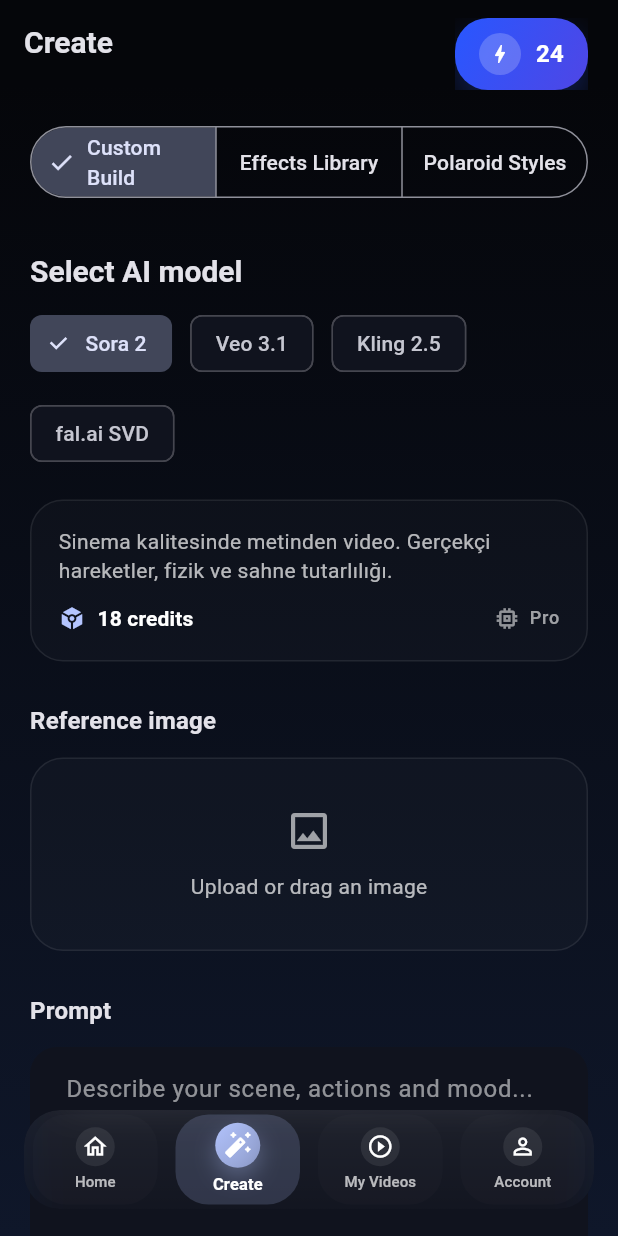
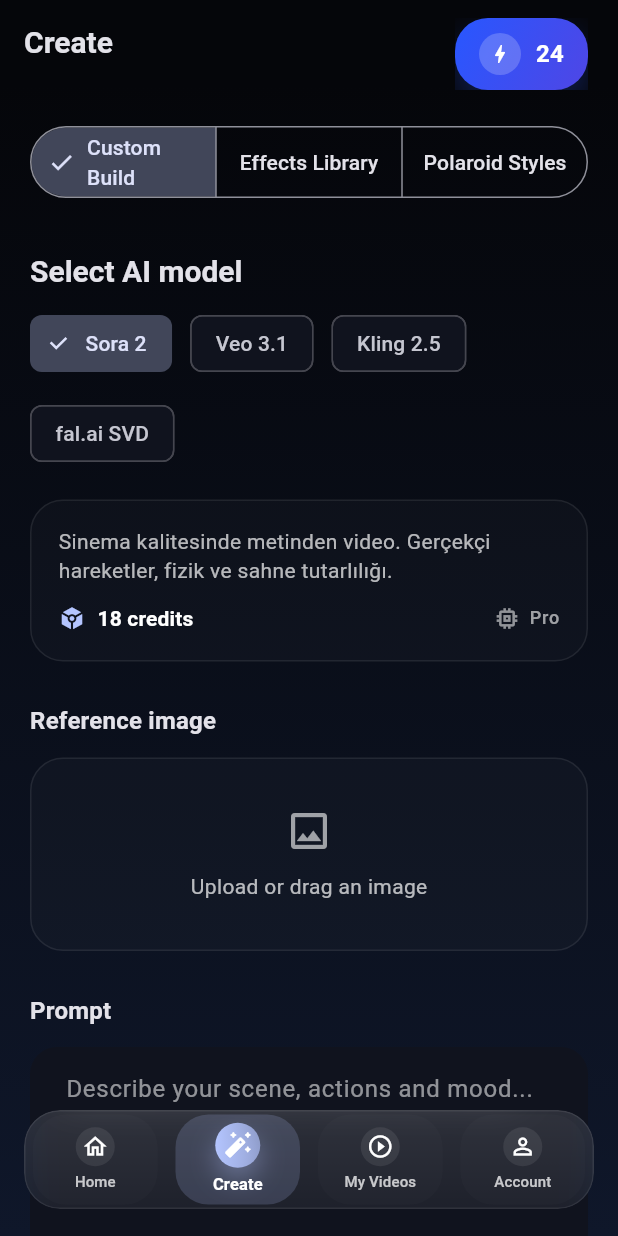
Before and after one commit to melihkochan/aemove, a Flutter app: the screen it shows after launch, item 2 of the bottom bar chosen, on a phone screen of 412 x 824 dp. Run offline on Flutter 3.47's test engine with Material 3 defaults, Android fonts, the phone set to English and light mode, and no system bars; our stand-ins replace easy_localization; network calls fail.

Commit message:
Refine home screen and main shell layout by adjusting spacing, padding, and gradient effects for improved visual consistency and user experience. Update category tab styling and navigation button aesthetics to enhance interaction and overall design coherence.

```diff
--- a/lib/screens/main_shell.dart
+++ b/lib/screens/main_shell.dart
@@ -160,9 +160,10 @@ class _NavButton extends StatelessWidget {
                     shape: BoxShape.circle,
                     gradient: isActive
                         ? LinearGradient(
-                            colors: [accent, accent.withValues(alpha: 0.6)],
-                            begin: Alignment.topLeft,
-                            end: Alignment.bottomRight,
+                            colors: [
+                              accent,
+                              accent.withValues(alpha: 0.65),
+                            ],
                           )
                         : null,
                     color: isActive
@@ -171,9 +172,9 @@ class _NavButton extends StatelessWidget {
                     boxShadow: isActive
                         ? [
                             BoxShadow(
-                              color: accent.withValues(alpha: 0.3),
-                              blurRadius: 12,
-                              offset: const Offset(0, 6),
+                              color: accent.withValues(alpha: 0.35),
+                              blurRadius: 14,
+                              offset: const Offset(0, 8),
                             ),
                           ]
                         : null,
@@ -194,7 +195,7 @@ class _NavButton extends StatelessWidget {
                             isActive ? FontWeight.w700 : FontWeight.w500,
                         color: isActive
                             ? Colors.white
-                            : Colors.white.withValues(alpha: 0.7),
+                            : Colors.white.withValues(alpha: 0.75),
                         letterSpacing: 0.1,
                       ) ??
                       TextStyle(
@@ -203,7 +204,7 @@ class _NavButton extends StatelessWidget {
                             isActive ? FontWeight.w700 : FontWeight.w500,
                         color: isActive
                             ? Colors.white
-                            : Colors.white.withValues(alpha: 0.7),
+                            : Colors.white.withValues(alpha: 0.75),
                       ),
                   child: Text(
                     'nav.${item.labelKey}'.tr(),
@@ -235,18 +236,21 @@ class _FrostedNavBar extends StatelessWidget {
   @override
   Widget build(BuildContext context) {
     final theme = Theme.of(context);
-    final glassStart = Colors.white.withValues(alpha: 0.05);
-    final glassEnd = Colors.white.withValues(alpha: 0.01);
+    final glassStart = Colors.white.withValues(alpha: 0.12);
+    final glassEnd = Colors.white.withValues(alpha: 0.06);
     return ClipRRect(
       borderRadius: BorderRadius.circular(24),
       child: BackdropFilter(
-        filter: ImageFilter.blur(sigmaX: 14, sigmaY: 14),
+        filter: ImageFilter.blur(sigmaX: 12, sigmaY: 12),
         child: DecoratedBox(
           decoration: BoxDecoration(
             gradient: LinearGradient(
               begin: Alignment.topCenter,
               end: Alignment.bottomCenter,
               colors: [glassStart, glassEnd],
+            ),
+            border: Border.all(
+              color: Colors.white.withOpacity(0.08),
             ),
             borderRadius: BorderRadius.circular(24),
           ),
```
Also changed, not shown: lib/screens/home_screen.dart (+8 -8 lines).
